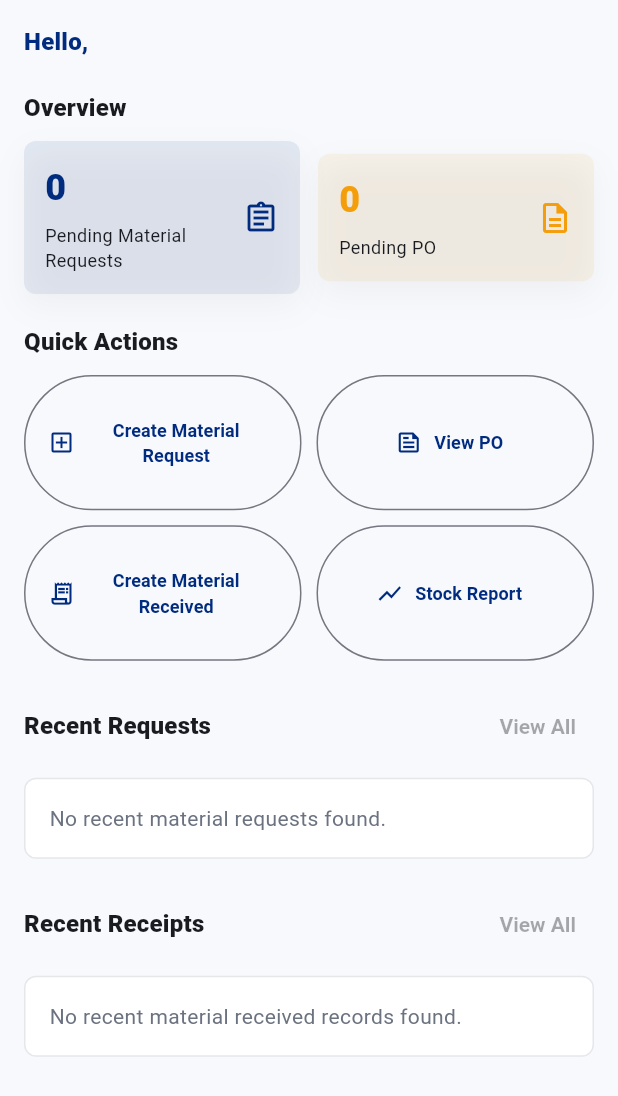
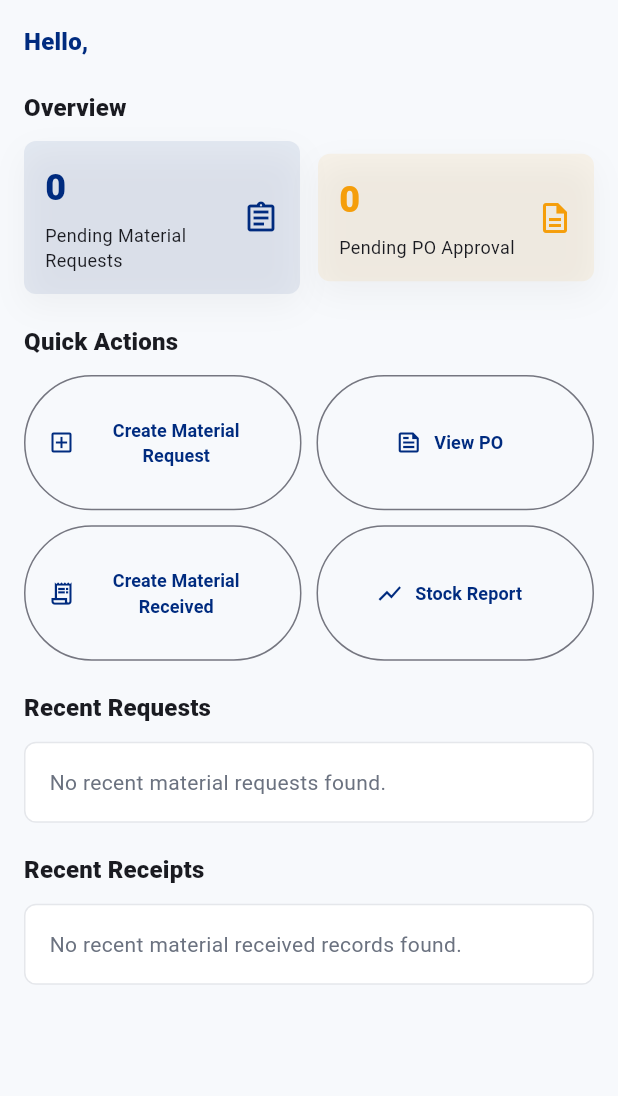
Before and after one commit to Dux-Digitech-6534/sanskruti-apk, a Flutter app: the _DashboardContent widget shown alone on an empty page, opened directly with empty values, on a phone screen of 412 x 824 dp. Shown: the top 1096 px of the screen. Run offline on Flutter 3.47's test engine with Material 3 defaults, Android fonts, the phone set to English and light mode, and no system bars; our stand-ins replace dio, flutter_riverpod, flutter_secure_storage, flutter_spinkit, get, go_router and 3 more; accounts and stored records are empty; network calls fail.

Commit message:
Finalize dashboard and material status UI changes

```diff
--- a/lib/features/dashboard/presentation/dashboard_screen.dart
+++ b/lib/features/dashboard/presentation/dashboard_screen.dart
@@ -95,11 +95,11 @@
               const SizedBox(width: 12),
               Expanded(
                 child: DashboardCard(
-                  title: context.l10n.t('pending_po'),
+                  title: context.l10n.t('pending_po_approval'),
                   value: data.pendingPurchaseOrdersCount.toString(),
                   icon: Icons.description_outlined,
                   tint: AppColors.warning,
-                  onTap: () => context.push('/purchase-order?status=pending'),
+                  onTap: () => context.push('/purchase-request?status=pending'),
                 ),
               ),
             ],
@@ -138,10 +138,7 @@
             ],
           ),
           const SizedBox(height: 20),
-          SectionHeader(
-            title: context.l10n.t('recent_requests'),
-            actionLabel: context.l10n.t('view_all'),
-          ),
+          SectionHeader(title: context.l10n.t('recent_requests')),
           const SizedBox(height: 10),
           if (data.recentRequests.isEmpty)
             const _EmptyRecentRequests()
@@ -155,10 +152,7 @@
               ),
             ),
           const SizedBox(height: 20),
-          SectionHeader(
-            title: context.l10n.t('recent_receipts'),
-            actionLabel: context.l10n.t('view_all'),
-          ),
+          SectionHeader(title: context.l10n.t('recent_receipts')),
           const SizedBox(height: 10),
           if (data.recentReceipts.isEmpty)
             const _EmptyRecentReceipts()
--- a/lib/features/purchase_receipt/presentation/purchase_receipt_controller.dart
+++ b/lib/features/purchase_receipt/presentation/purchase_receipt_controller.dart
@@ -11,7 +11,6 @@
 enum PurchaseReceiptStatusFilter {
   all('All'),
   draft('Draft'),
-  toBill('To Bill'),
   completed('Completed'),
   cancelled('Cancelled');
 
@@ -94,7 +93,6 @@
       PurchaseReceiptStatusFilter.all => true,
       PurchaseReceiptStatusFilter.draft =>
         receipt.docstatus == 0 || status.contains('draft'),
-      PurchaseReceiptStatusFilter.toBill => status.contains('to bill'),
       PurchaseReceiptStatusFilter.completed => status.contains('completed'),
       PurchaseReceiptStatusFilter.cancelled =>
         receipt.docstatus == 2 || status.contains('cancelled'),
--- a/lib/features/purchase_request/presentation/purchase_request_controller.dart
+++ b/lib/features/purchase_request/presentation/purchase_request_controller.dart
@@ -12,7 +12,7 @@
 
 enum PurchaseRequestStatusFilter {
   all('All'),
-  draft('Draft'),
+  draft('Pending Approval'),
   pending('Pending'),
   ordered('Ordered'),
   received('Received'),
--- a/lib/l10n/app_localizations.dart
+++ b/lib/l10n/app_localizations.dart
@@ -221,6 +221,7 @@
   'partially ordered': 'Partially Ordered',
   'partially received': 'Partially Received',
   'pending_po': 'Pending PO',
+  'pending_po_approval': 'Pending PO Approval',
   'pending_qty': 'Pending Qty',
   'pending_requests': 'Pending Material Requests',
   'posting_date': 'Posting Date',
@@ -401,6 +402,7 @@
   'password': 'पासवर्ड',
   'pending': 'Pending PO',
   'pending_po': 'लंबित PO',
+  'pending_po_approval': 'Pending PO Approval',
   'pending_qty': 'लंबित मात्रा',
   'pending_requests': 'लंबित मटेरियल रिक्वेस्ट',
   'posting_date': 'पोस्टिंग तारीख',
```
Also changed, not shown: lib/features/purchase_receipt/presentation/purchase_receipt_detail_screen.dart (+0 -8 lines), lib/features/purchase_request/presentation/purchase_request_detail_screen.dart (+0 -12 lines), lib/models/material_request_status.dart (+3 -7 lines).
